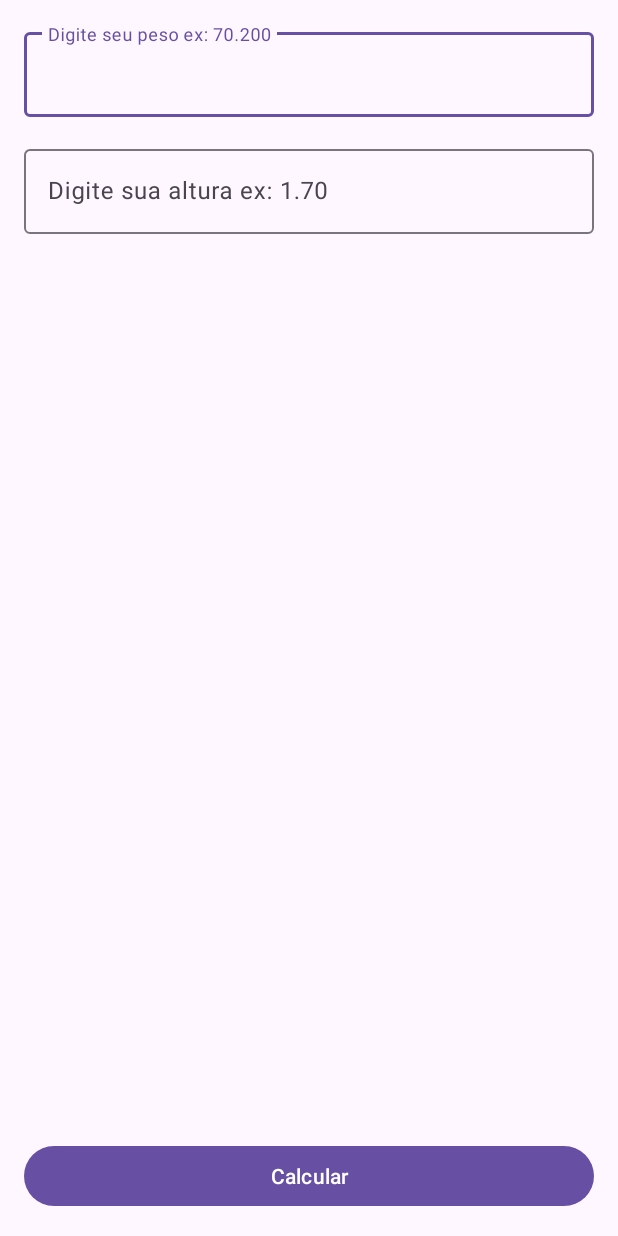
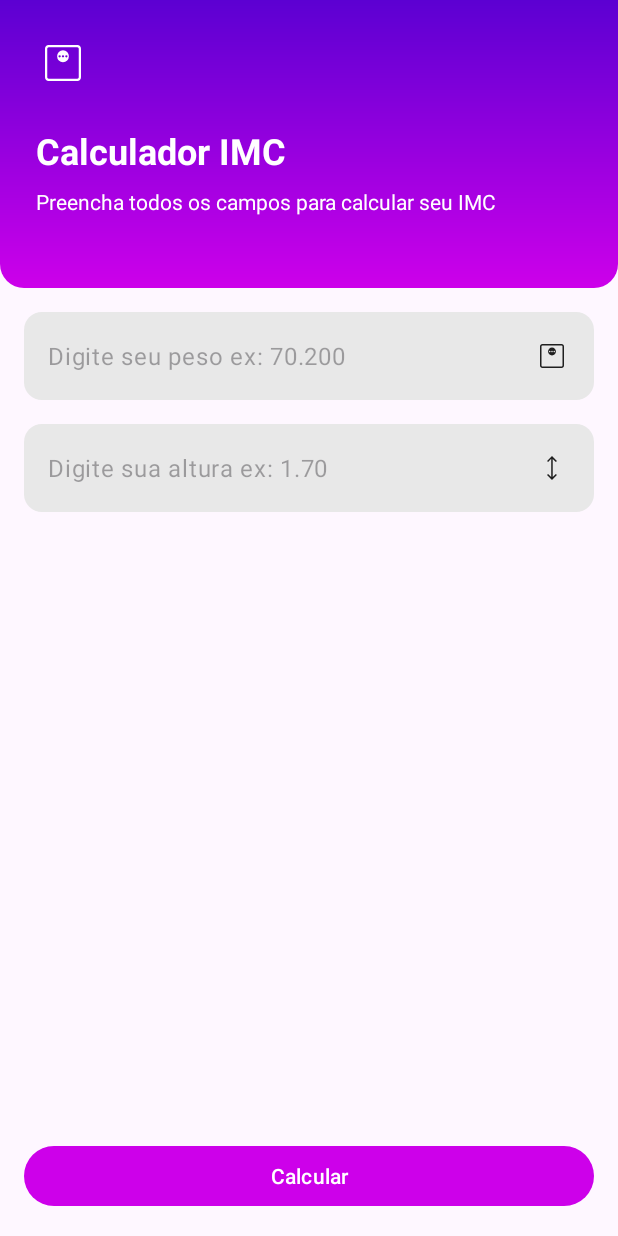
Before and after one commit to jayanemenezes/CalculadoraIMC, an Android app: the screen it shows after launch (MainActivity), on a phone screen of 412 x 824 dp. Run offline under Robolectric (Android 15) with nearby library versions, the phone set to English and light mode, and no system bars.

Commit message:
Melhorando a experiência do usuário.

```diff
--- a/app/src/main/java/com/comunidadedevspace/imc/MainActivity.kt
+++ b/app/src/main/java/com/comunidadedevspace/imc/MainActivity.kt
@@ -40,9 +40,7 @@ class MainActivity : AppCompatActivity() {
                 val alturaQ2 = altura * altura
                 val resultado = peso / alturaQ2
 
-                //navegar para a proxima tela
-                //criar o layout da proxima tela
-                //passar dados para proxima tela (resultado)
+
 
                 val intent = Intent(this, ResultActivity::class.java)
                 intent.putExtra( KEY_RESULT_IMC , resultado)
@@ -50,6 +48,8 @@ class MainActivity : AppCompatActivity() {
 
 
                 println("Roque acao do botao" + resultado)
+
+
             }
 
 
--- /dev/null
+++ b/app/src/main/res/drawable/gradiente_bg.xml
@@ -0,0 +1,12 @@
+<?xml version="1.0" encoding="utf-8"?>
+<shape xmlns:android="http://schemas.android.com/apk/res/android">
+    <corners android:topLeftRadius="0dp"
+        android:topRightRadius="0dp"
+        android:bottomLeftRadius="16dp"
+        android:bottomRightRadius="16dp" />
+
+        <gradient
+            android:startColor="@color/primary_400"
+            android:endColor="@color/primary_900"
+            android:angle="90" />
+</shape>
--- /dev/null
+++ b/app/src/main/res/drawable/ic_height.xml
@@ -0,0 +1,9 @@
+<vector xmlns:android="http://schemas.android.com/apk/res/android"
+    android:width="24dp"
+    android:height="24dp"
+    android:viewportWidth="24"
+    android:viewportHeight="24">
+  <path
+      android:pathData="M11.98,20L8.69,16.71l0.69,-0.69l2.1,2.06V5.9L9.4,7.98L8.71,7.29L12,4l3.29,3.29L14.58,8l-2.1,-2.08V18.08l2.1,-2.06l0.69,0.69L11.98,20Z"
+      android:fillColor="#1f1f1f"/>
+</vector>
--- /dev/null
+++ b/app/src/main/res/drawable/ic_weight.xml
@@ -0,0 +1,9 @@
+<vector xmlns:android="http://schemas.android.com/apk/res/android"
+    android:width="24dp"
+    android:height="24dp"
+    android:viewportWidth="24"
+    android:viewportHeight="24">
+  <path
+      android:pathData="M12,11.62q1.1,0 1.86,-0.76T14.62,9T13.86,7.14T12,6.38T10.14,7.14T9.38,9t0.76,1.86T12,11.62ZM10.15,9.35Q10,9.2 10,9t0.15,-0.35T10.5,8.5t0.35,0.15T11,9T10.85,9.35T10.5,9.5T10.15,9.35ZM11.65,9.35Q11.5,9.2 11.5,9t0.15,-0.35T12,8.5t0.35,0.15T12.5,9T12.35,9.35T12,9.5T11.65,9.35ZM13.15,9.35Q13,9.2 13,9t0.15,-0.35T13.5,8.5t0.35,0.15T14,9T13.85,9.35T13.5,9.5T13.15,9.35ZM5.62,20q-0.69,0 -1.15,-0.46T4,18.38L4,5.62Q4,4.92 4.46,4.46T5.62,4L18.38,4q0.69,0 1.15,0.46T20,5.62L20,18.38q0,0.69 -0.46,1.15T18.38,20L5.62,20ZM5.62,19L18.38,19q0.23,0 0.42,-0.19T19,18.38L19,5.62q0,-0.23 -0.19,-0.42T18.38,5L5.62,5Q5.38,5 5.19,5.19T5,5.62L5,18.38q0,0.23 0.19,0.42T5.62,19ZM5,5Q5,5 5,5.17T5,5.62L5,18.38q0,0.27 0,0.44T5,19q0,0 0,-0.17t0,-0.44L5,5.62Q5,5.35 5,5.17T5,5Z"
+      android:fillColor="#1f1f1f"/>
+</vector>
--- /dev/null
+++ b/app/src/main/res/drawable/rounded_bg.xml
@@ -0,0 +1,6 @@
+<?xml version="1.0" encoding="utf-8"?>
+<shape xmlns:android="http://schemas.android.com/apk/res/android">
+    <solid android:color="#E8E8E8" />
+    <corners android:radius="12dp" />
+
+</shape>
--- a/app/src/main/res/layout/activity_main.xml
+++ b/app/src/main/res/layout/activity_main.xml
@@ -6,6 +6,44 @@
     android:layout_height="match_parent"
     tools:context=".MainActivity">
 
+    <LinearLayout
+        android:id="@+id/vg_header"
+        android:layout_width="match_parent"
+        android:orientation="vertical"
+        android:background="@drawable/gradiente_bg"
+        android:layout_height="wrap_content"
+        app:layout_constraintEnd_toEndOf="parent"
+        app:layout_constraintStart_toStartOf="parent"
+        app:layout_constraintTop_toTopOf="parent">
+
+        <ImageView
+            android:src="@drawable/ic_weight"
+            android:layout_margin="24dp"
+            android:layout_marginTop="16dp"
+            app:tint="@color/white"
+            android:layout_width="36dp"
+            android:layout_height="36dp" />
+
+        <TextView
+            android:text="Calculador IMC"
+            android:textStyle="bold"
+            android:textColor="@color/white"
+            android:textSize="24sp"
+            android:layout_marginStart="24dp"
+            android:layout_width="wrap_content"
+            android:layout_height="wrap_content"/>
+
+        <TextView
+            android:text="Preencha todos os campos para calcular seu IMC"
+            android:layout_marginStart="24dp"
+            android:layout_marginEnd="24dp"
+            android:textColor="@color/white"
+            android:layout_marginTop="8dp"
+            android:layout_marginBottom="48dp"
+            android:layout_width="wrap_content"
+            android:layout_height="wrap_content"/>
+
+    </LinearLayout>
 
     <Button
         android:id="@+id/btn_calcular"
@@ -24,14 +62,18 @@
         android:layout_width="match_parent"
         android:layout_height="wrap_content"
         android:layout_margin="16dp"
+        app:hintEnabled="false"
         app:layout_constraintEnd_toEndOf="parent"
         app:layout_constraintStart_toStartOf="parent"
-        app:layout_constraintTop_toTopOf="parent">
+        app:layout_constraintTop_toBottomOf="@+id/vg_header">
 
         <com.google.android.material.textfield.TextInputEditText
             android:id="@+id/edt_peso"
+            android:drawableEnd="@drawable/ic_weight"
+            android:maxLength="6"
             android:layout_width="match_parent"
             android:layout_height="wrap_content"
+            android:background="@drawable/rounded_bg"
             android:hint="Digite seu peso ex: 70.200"
             android:inputType="numberDecimal" />
     </com.google.android.material.textfield.TextInputLayout>
@@ -40,13 +82,17 @@
         android:layout_width="match_parent"
         android:layout_height="wrap_content"
         android:layout_margin="16dp"
+        app:hintEnabled="false"
         app:layout_constraintTop_toBottomOf="@+id/textInputLayout"
         tools:layout_editor_absoluteX="1dp">
 
         <com.google.android.material.textfield.TextInputEditText
             android:id="@+id/edt_altura"
+            android:drawableEnd="@drawable/ic_height"
+            android:maxLength="4"
             android:layout_width="match_parent"
             android:layout_height="wrap_content"
+            android:background="@drawable/rounded_bg"
             android:hint="Digite sua altura ex: 1.70"
             android:inputType="numberDecimal"/>
     </com.google.android.material.textfield.TextInputLayout>
--- a/app/src/main/res/values-night/themes.xml
+++ b/app/src/main/res/values-night/themes.xml
@@ -2,6 +2,8 @@
     <!-- Base application theme. -->
     <style name="Base.Theme.Calculadoraimc" parent="Theme.Material3.DayNight.NoActionBar">
         <!-- Customize your dark theme here. -->
-        <!-- <item name="colorPrimary">@color/my_dark_primary</item> -->
+        <item name="colorPrimary">@color/primary_400</item> -->
+        <item name="android:statusBarColor">@color/primary_900</item> -->
+
     </style>
 </resources>
--- a/app/src/main/res/values/colors.xml
+++ b/app/src/main/res/values/colors.xml
@@ -2,4 +2,7 @@
 <resources>
     <color name="black">#FF000000</color>
     <color name="white">#FFFFFFFF</color>
+
+    <color name="primary_400">#cd00ea</color>
+    <color name="primary_900">#5c00d2</color>
 </resources>
--- a/app/src/main/res/values/themes.xml
+++ b/app/src/main/res/values/themes.xml
@@ -2,7 +2,9 @@
     <!-- Base application theme. -->
     <style name="Base.Theme.Calculadoraimc" parent="Theme.Material3.DayNight.NoActionBar">
         <!-- Customize your light theme here. -->
-        <!-- <item name="colorPrimary">@color/my_light_primary</item> -->
+         <item name="colorPrimary">@color/primary_400</item> -->
+        <item name="android:statusBarColor">@color/primary_900</item> -->
+
     </style>
 
     <style name="Theme.Calculadoraimc" parent="Base.Theme.Calculadoraimc" />
```
Also changed, not shown: app/src/main/res/layout/activity_result.xml (+45 -3 lines).
